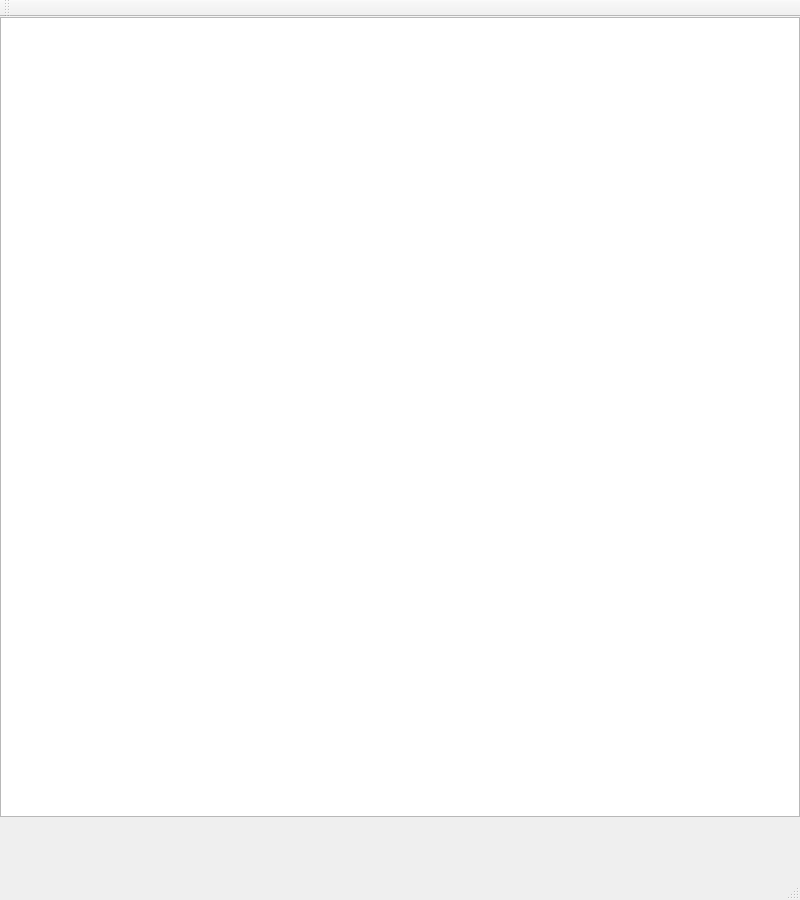
Above: GUI/paint.ui from stupidstudents/Quadtree before the change. Below: the same form after it.
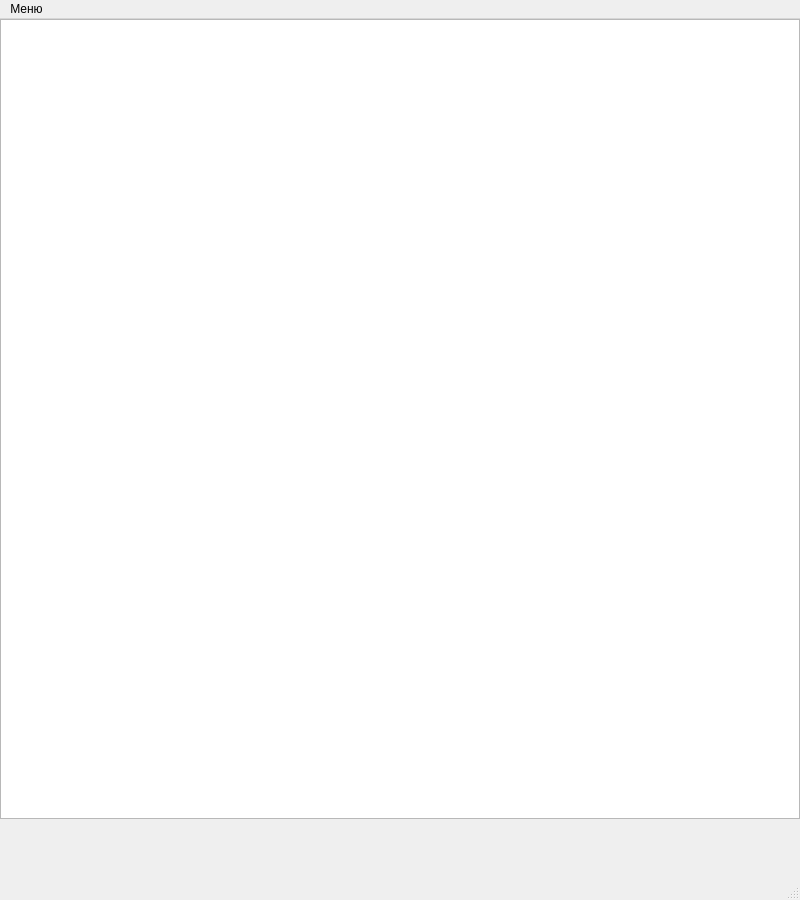
That is the form after the change.

Commit message: Dynamically changing labels are added

The edit to the form file:
```diff
--- a/GUI/paint.ui
+++ b/GUI/paint.ui
@@ -11,7 +11,10 @@
    </rect>
   </property>
   <property name="windowTitle">
-   <string>paint</string>
+   <string>Dynamic Labels</string>
+  </property>
+  <property name="layoutDirection">
+   <enum>Qt::LeftToRight</enum>
   </property>
   <widget class="QWidget" name="centralWidget">
    <widget class="QGraphicsView" name="graphicsView">
@@ -34,14 +37,18 @@
      <height>19</height>
     </rect>
    </property>
+   <widget class="QMenu" name="menu">
+    <property name="title">
+     <string>Меню</string>
+    </property>
+    <addaction name="action"/>
+   </widget>
+   <addaction name="menu"/>
   </widget>
-  <widget class="QToolBar" name="mainToolBar">
-   <attribute name="toolBarArea">
-    <enum>TopToolBarArea</enum>
-   </attribute>
-   <attribute name="toolBarBreak">
-    <bool>false</bool>
-   </attribute>
+  <widget class="QStatusBar" name="statusBar">
+   <property name="enabled">
+    <bool>true</bool>
+   </property>
   </widget>
   <widget class="QStatusBar" name="statusBar"/>
  </widget>
```
Left out of the diff: 6 changed lines with no effect on the pictures. The commit also changes 3 other files.
